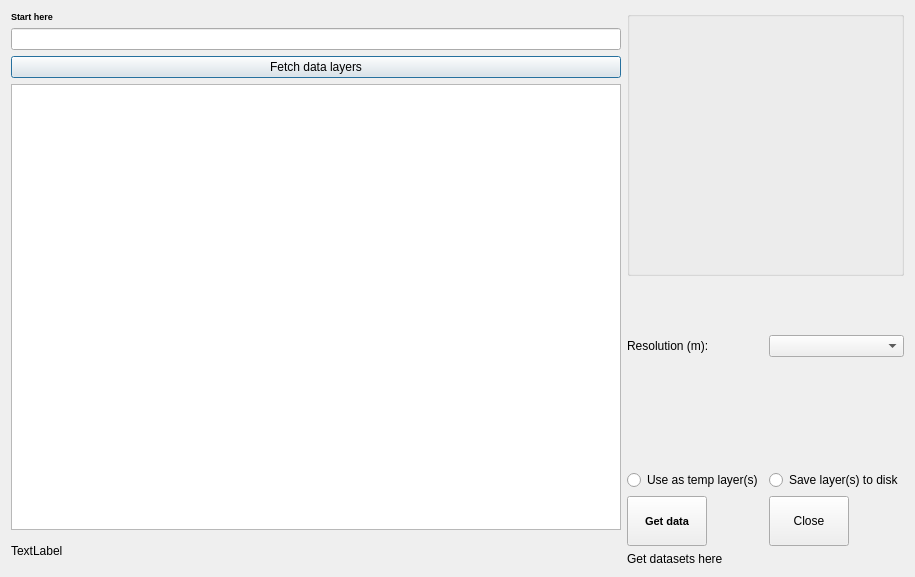
Above: geocubes_plugin_dialog_base.ui from geoportti/GeoCubes-Finland-QGIS-Plugin before the change. Below: the same form after it.
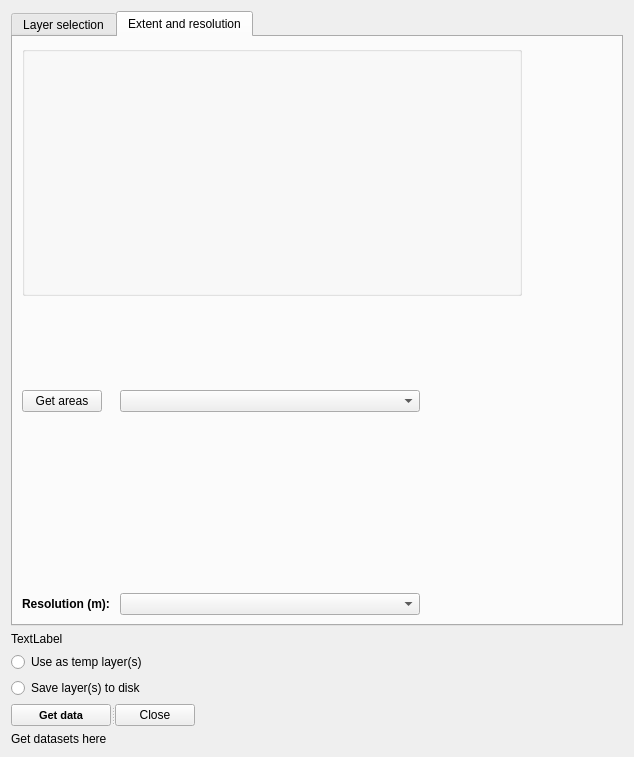
That is the form after the change. The open tabs and pages were chosen to show the change. Custom widgets are drawn as their Qt base class.

Commit message: Revamped ui with tabs and preparation for cutting data with vector layers

```diff
--- a/geocubes_plugin_dialog_base.ui
+++ b/geocubes_plugin_dialog_base.ui
@@ -6,8 +6,8 @@
    <rect>
     <x>0</x>
     <y>0</y>
-    <width>915</width>
-    <height>577</height>
+    <width>634</width>
+    <height>757</height>
    </rect>
   </property>
   <property name="windowTitle">
@@ -16,7 +16,19 @@
   <property name="layoutDirection">
    <enum>Qt::LeftToRight</enum>
   </property>
-  <layout class="QHBoxLayout" name="horizontalLayout">
+  <layout class="QGridLayout" name="gridLayout">
+   <item row="0" column="0">
+    <layout class="QVBoxLayout" name="verticalLayout_3">
+     <item>
+      <widget class="QTabWidget" name="tabWidget">
+       <property name="currentIndex">
+        <number>0</number>
+       </property>
+       <widget class="QWidget" name="tab">
+        <attribute name="title">
+         <string>Layer selection</string>
+        </attribute>
+        <layout class="QVBoxLayout" name="verticalLayout_5">
    <item>
     <layout class="QVBoxLayout" name="verticalLayout">
      <item>
@@ -74,21 +86,15 @@
        </property>
       </widget>
      </item>
-     <item>
-      <widget class="QLabel" name="layerCountText">
-       <property name="maximumSize">
-        <size>
-         <width>16777215</width>
-         <height>30</height>
-        </size>
-       </property>
-       <property name="text">
-        <string>TextLabel</string>
-       </property>
-      </widget>
-     </item>
-    </layout>
-   </item>
+          </layout>
+         </item>
+        </layout>
+       </widget>
+       <widget class="QWidget" name="tab_2">
+        <attribute name="title">
+         <string>Extent and resolution</string>
+        </attribute>
+        <layout class="QVBoxLayout" name="verticalLayout_4">
    <item>
     <layout class="QVBoxLayout" name="verticalLayout_2">
      <item>
@@ -102,34 +108,38 @@
        <property name="maximumSize">
         <size>
          <width>500</width>
-         <height>16777215</height>
+               <height>250</height>
         </size>
        </property>
       </widget>
      </item>
      <item>
       <layout class="QFormLayout" name="formLayout">
-       <item row="0" column="1">
-        <spacer name="verticalSpacer">
-         <property name="orientation">
-          <enum>Qt::Vertical</enum>
-         </property>
-         <property name="sizeHint" stdset="0">
+             <item row="2" column="0">
+              <widget class="QPushButton" name="getAreasButton">
+               <property name="text">
+                <string>Get areas</string>
+               </property>
+              </widget>
+             </item>
+             <item row="2" column="1">
+              <widget class="QgsCheckableComboBox" name="areasBox">
+               <property name="maximumSize">
           <size>
-           <width>20</width>
-           <height>40</height>
-          </size>
-         </property>
-        </spacer>
-       </item>
-       <item row="1" column="0">
+                 <width>300</width>
+                 <height>16777215</height>
+                </size>
+               </property>
+              </widget>
+             </item>
+             <item row="5" column="0">
         <widget class="QLabel" name="label_2">
          <property name="text">
-          <string>Resolution (m): </string>
+                <string>&lt;html&gt;&lt;head/&gt;&lt;body&gt;&lt;p&gt;&lt;span style=&quot; font-weight:600;&quot;&gt;Resolution (m): &lt;/span&gt;&lt;/p&gt;&lt;/body&gt;&lt;/html&gt;</string>
          </property>
         </widget>
        </item>
-       <item row="1" column="1">
+             <item row="5" column="1">
         <widget class="QComboBox" name="resolutionBox">
          <property name="sizePolicy">
           <sizepolicy hsizetype="Fixed" vsizetype="Fixed">
@@ -161,6 +171,19 @@
          </property>
         </spacer>
        </item>
+             <item row="1" column="1">
+              <spacer name="verticalSpacer">
+               <property name="orientation">
+                <enum>Qt::Vertical</enum>
+               </property>
+               <property name="sizeHint" stdset="0">
+                <size>
+                 <width>20</width>
+                 <height>40</height>
+                </size>
+               </property>
+              </spacer>
+             </item>
        <item row="4" column="1">
         <spacer name="verticalSpacer_3">
          <property name="orientation">
@@ -174,17 +197,56 @@
          </property>
         </spacer>
        </item>
-       <item row="6" column="0">
+            </layout>
+           </item>
+          </layout>
+         </item>
+        </layout>
+       </widget>
+      </widget>
+     </item>
+     <item>
+      <widget class="QLabel" name="layerCountText">
+       <property name="maximumSize">
+        <size>
+         <width>16777215</width>
+         <height>30</height>
+        </size>
+       </property>
+       <property name="text">
+        <string>TextLabel</string>
+       </property>
+      </widget>
+     </item>
+     <item>
+      <widget class="QRadioButton" name="saveToTempButton">
+       <property name="text">
+        <string>Use as temp layer(s)</string>
+       </property>
+      </widget>
+     </item>
+     <item>
+      <widget class="QRadioButton" name="saveToDiskButton">
+       <property name="text">
+        <string>Save layer(s) to disk</string>
+       </property>
+      </widget>
+     </item>
+     <item>
+      <widget class="QSplitter" name="splitter">
+       <property name="orientation">
+        <enum>Qt::Horizontal</enum>
+       </property>
         <widget class="QPushButton" name="getDataButton">
          <property name="sizePolicy">
-          <sizepolicy hsizetype="Fixed" vsizetype="Expanding">
+         <sizepolicy hsizetype="Fixed" vsizetype="Fixed">
            <horstretch>10</horstretch>
            <verstretch>10</verstretch>
           </sizepolicy>
          </property>
          <property name="maximumSize">
           <size>
-           <width>120</width>
+          <width>100</width>
            <height>60</height>
           </size>
          </property>
@@ -199,13 +261,11 @@
           <string>Get data</string>
          </property>
         </widget>
-       </item>
-       <item row="6" column="1">
         <widget class="QPushButton" name="closeButton">
          <property name="maximumSize">
           <size>
            <width>80</width>
-           <height>50</height>
+          <height>40</height>
           </size>
          </property>
          <property name="layoutDirection">
@@ -215,22 +275,7 @@
           <string>Close</string>
          </property>
         </widget>
-       </item>
-       <item row="5" column="0">
-        <widget class="QRadioButton" name="saveToTempButton">
-         <property name="text">
-          <string>Use as temp layer(s)</string>
-         </property>
-        </widget>
-       </item>
-       <item row="5" column="1">
-        <widget class="QRadioButton" name="saveToDiskButton">
-         <property name="text">
-          <string>Save layer(s) to disk</string>
-         </property>
-        </widget>
-       </item>
-      </layout>
+      </widget>
      </item>
      <item>
       <widget class="QLabel" name="dataInfoText">
@@ -244,6 +289,11 @@
   </layout>
  </widget>
  <customwidgets>
+  <customwidget>
+   <class>QgsCheckableComboBox</class>
+   <extends>QComboBox</extends>
+   <header>qgscheckablecombobox.h</header>
+  </customwidget>
   <customwidget>
    <class>QgsCollapsibleGroupBox</class>
    <extends>QGroupBox</extends>
```
Lines whose indentation alone changed are shown as unchanged. The commit also changes 1 other file.
